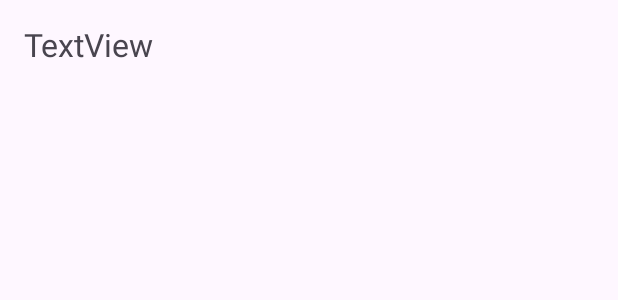
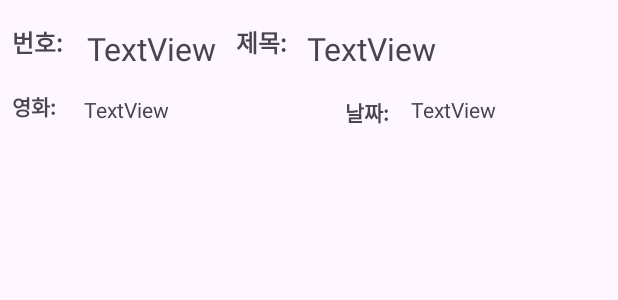
Before and after one commit to dokyung-kang/MovieLog, an Android app: the layout list_diary.xml on its own in the app's theme, with its tools: preview values and no code run, on a phone screen of 412 x 824 dp. Shown: the top 300 px of the screen. Run offline under Robolectric (Android 15) with nearby library versions, the phone set to English and light mode, and no system bars.

Commit message:
update: 위젯 수정

```diff
--- a/app/src/main/java/ddwu/com/mobile/movieapp/DiaryActivity.kt
+++ b/app/src/main/java/ddwu/com/mobile/movieapp/DiaryActivity.kt
@@ -13,7 +13,7 @@ import ddwu.com.mobile.movieapp.data.Diary
 import ddwu.com.mobile.movieapp.data.DiaryDao
 import ddwu.com.mobile.movieapp.data.DiaryDatabase
 import ddwu.com.mobile.movieapp.databinding.ActivityDiaryBinding
-import ddwu.com.mobile.movieapp.ui.DetailAdapter
+import ddwu.com.mobile.movieapp.ui.DiaryAdapter
 import kotlinx.coroutines.CoroutineScope
 import kotlinx.coroutines.Dispatchers
 import kotlinx.coroutines.flow.Flow
@@ -23,7 +23,7 @@ class DiaryActivity : AppCompatActivity()  {
     val TAG = "DiaryActivity"
 
     lateinit var binding: ActivityDiaryBinding
-    lateinit var diaryAdapter: DetailAdapter
+    lateinit var diaryAdapter: DiaryAdapter
 
     lateinit var db : DiaryDatabase
     lateinit var diaryDao : DiaryDao
@@ -49,10 +49,9 @@ class DiaryActivity : AppCompatActivity()  {
 
         showAllDiarys()
 
-        diaryAdapter = DetailAdapter(diarys)
+        diaryAdapter = DiaryAdapter(diarys)
 
-        /*foodAdapter 에 LongClickListener 구현 및 설정*/
-        val onLongClickListener = object: DetailAdapter.OnItemLongClickListener {
+        val onLongClickListener = object: DiaryAdapter.OnItemLongClickListener {
             override fun onItemLongClickListener(view: View, pos: Int) {
                 Log.d(TAG, "Long Click!! $pos")
             }
--- a/app/src/main/java/ddwu/com/mobile/movieapp/SearchActivity.kt
+++ b/app/src/main/java/ddwu/com/mobile/movieapp/SearchActivity.kt
@@ -71,12 +71,5 @@ class SearchActivity : AppCompatActivity()  {
 
         }
 
-
-        val url = resources.getString(R.string.image_url)
-        Glide.with(this)
-            .load(url)
-            .into(mainBinding.imageView)
-
-
     }
 }
--- a/app/src/main/java/ddwu/com/mobile/movieapp/ui/DiaryAdapter.kt
+++ b/app/src/main/java/ddwu/com/mobile/movieapp/ui/DiaryAdapter.kt
@@ -1,5 +1,6 @@
 package ddwu.com.mobile.movieapp.ui
 
+import android.util.Log
 import android.view.LayoutInflater
 import android.view.View
 import android.view.ViewGroup
@@ -20,7 +21,11 @@ class DiaryAdapter(val diarys: List<Diary>) : RecyclerView.Adapter<DiaryAdapter.
     }
 
     override fun onBindViewHolder(holder: DiaryViewHolder, position: Int) {
-        holder.itemBinding.tvDiary1st.text = diarys[position].toString()
+        holder.itemBinding.tvDiaryNum.text = diarys[position]._id.toString()
+        holder.itemBinding.tvDiaryTitle.text = diarys[position].title.toString()
+        holder.itemBinding.tvDiaryMovieNm.text = diarys[position].movieNm.toString()
+        holder.itemBinding.tvDiaryDate.text = diarys[position].createDate.toString()
+        Log.d(TAG, diarys[position]._id.toString())
         holder.itemBinding.root.setOnLongClickListener{
             itemLongClickListener?.onItemLongClickListener(it, position)
             true
--- a/app/src/main/res/layout/activity_diary.xml
+++ b/app/src/main/res/layout/activity_diary.xml
@@ -19,7 +19,11 @@
         android:id="@+id/rvDiarys"
         android:layout_width="411dp"
         android:layout_height="483dp"
+        android:layout_marginStart="24dp"
         android:layout_marginTop="140dp"
+        android:layout_marginEnd="8dp"
+        android:layout_marginBottom="8dp"
+        app:layout_constraintBottom_toBottomOf="parent"
         app:layout_constraintEnd_toEndOf="parent"
         app:layout_constraintStart_toStartOf="parent"
         app:layout_constraintTop_toBottomOf="@+id/crateBtn" />
--- a/app/src/main/res/layout/activity_movie.xml
+++ b/app/src/main/res/layout/activity_movie.xml
@@ -47,22 +47,9 @@
         android:layout_marginStart="16dp"
         android:layout_marginTop="16dp"
         android:layout_marginEnd="16dp"
-        android:layout_marginBottom="16dp"
-        app:layout_constraintBottom_toTopOf="@+id/imageView"
+        app:layout_constraintBottom_toBottomOf="parent"
         app:layout_constraintEnd_toEndOf="parent"
         app:layout_constraintStart_toStartOf="parent"
         app:layout_constraintTop_toBottomOf="@+id/etDate" />
 
-    <ImageView
-        android:id="@+id/imageView"
-        android:layout_width="0dp"
-        android:layout_height="300dp"
-        android:layout_marginStart="16dp"
-        android:layout_marginEnd="16dp"
-        android:layout_marginBottom="8dp"
-        app:layout_constraintBottom_toBottomOf="parent"
-        app:layout_constraintEnd_toEndOf="parent"
-        app:layout_constraintStart_toStartOf="parent"
-        app:srcCompat="@android:mipmap/sym_def_app_icon" />
-
 </androidx.constraintlayout.widget.ConstraintLayout>
--- a/app/src/main/res/layout/list_diary.xml
+++ b/app/src/main/res/layout/list_diary.xml
@@ -3,21 +3,115 @@
     xmlns:app="http://schemas.android.com/apk/res-auto"
     xmlns:tools="http://schemas.android.com/tools"
     android:layout_width="match_parent"
-    android:layout_height="60dp">
+    android:layout_height="wrap_content">
 
     <TextView
-        android:id="@+id/tvDiary1st"
-        android:layout_width="0dp"
-        android:layout_height="0dp"
-        android:layout_marginStart="16dp"
+        android:id="@+id/tvDiaryNum"
+        android:layout_width="91dp"
+        android:layout_height="37dp"
+        android:layout_marginStart="8dp"
         android:layout_marginTop="8dp"
-        android:layout_marginEnd="16dp"
+        android:layout_marginBottom="8dp"
+        android:gravity="center_vertical"
+        android:text="TextView"
+        android:textSize="21sp"
+        app:layout_constraintBottom_toBottomOf="parent"
+        app:layout_constraintStart_toEndOf="@+id/textView9"
+        app:layout_constraintTop_toTopOf="parent"
+        app:layout_constraintVertical_bias="0.146" />
+
+    <TextView
+        android:id="@+id/tvDiaryMovieNm"
+        android:layout_width="166dp"
+        android:layout_height="27dp"
+        android:layout_marginStart="56dp"
+        android:layout_marginTop="8dp"
+        android:layout_marginBottom="8dp"
+        android:gravity="center_vertical"
+        android:text="TextView"
+        android:textSize="14sp"
+        app:layout_constraintBottom_toBottomOf="parent"
+        app:layout_constraintStart_toStartOf="parent"
+        app:layout_constraintTop_toBottomOf="@+id/tvDiaryNum"
+        app:layout_constraintVertical_bias="0.0" />
+
+    <TextView
+        android:id="@+id/tvDiaryDate"
+        android:layout_width="88dp"
+        android:layout_height="27dp"
+        android:layout_marginStart="8dp"
+        android:layout_marginBottom="8dp"
+        android:gravity="center_vertical"
+        android:text="TextView"
+        android:textSize="14sp"
+        app:layout_constraintBottom_toBottomOf="parent"
+        app:layout_constraintEnd_toEndOf="parent"
+        app:layout_constraintHorizontal_bias="0.0"
+        app:layout_constraintStart_toEndOf="@+id/textView12"
+        app:layout_constraintTop_toBottomOf="@+id/tvDiaryTitle"
+        app:layout_constraintVertical_bias="1.0" />
+
+    <TextView
+        android:id="@+id/tvDiaryTitle"
+        android:layout_width="198dp"
+        android:layout_height="37dp"
+        android:layout_marginTop="8dp"
         android:layout_marginBottom="8dp"
         android:gravity="center_vertical"
         android:text="TextView"
         android:textSize="21sp"
         app:layout_constraintBottom_toBottomOf="parent"
         app:layout_constraintEnd_toEndOf="parent"
+        app:layout_constraintHorizontal_bias="0.349"
+        app:layout_constraintStart_toEndOf="@+id/textView10"
+        app:layout_constraintTop_toTopOf="parent"
+        app:layout_constraintVertical_bias="0.153" />
+
+    <TextView
+        android:id="@+id/textView9"
+        android:layout_width="wrap_content"
+        android:layout_height="wrap_content"
+        android:layout_marginStart="8dp"
+        android:layout_marginTop="16dp"
+        android:text="번호:  "
+        android:textSize="16sp"
+        android:textStyle="bold"
         app:layout_constraintStart_toStartOf="parent"
         app:layout_constraintTop_toTopOf="parent" />
+
+    <TextView
+        android:id="@+id/textView11"
+        android:layout_width="wrap_content"
+        android:layout_height="wrap_content"
+        android:layout_marginStart="8dp"
+        android:layout_marginTop="20dp"
+        android:text="영화:  "
+        android:textSize="14sp"
+        android:textStyle="bold"
+        app:layout_constraintStart_toStartOf="parent"
+        app:layout_constraintTop_toBottomOf="@+id/textView9" />
+
+    <TextView
+        android:id="@+id/textView12"
+        android:layout_width="wrap_content"
+        android:layout_height="wrap_content"
+        android:layout_marginStart="8dp"
+        android:layout_marginTop="24dp"
+        android:text="날짜:  "
+        android:textSize="14sp"
+        android:textStyle="bold"
+        app:layout_constraintStart_toEndOf="@+id/tvDiaryMovieNm"
+        app:layout_constraintTop_toBottomOf="@+id/textView9" />
+
+    <TextView
+        android:id="@+id/textView10"
+        android:layout_width="wrap_content"
+        android:layout_height="wrap_content"
+        android:layout_marginStart="8dp"
+        android:layout_marginTop="16dp"
+        android:text="제목:  "
+        android:textSize="16sp"
+        android:textStyle="bold"
+        app:layout_constraintStart_toEndOf="@+id/tvDiaryNum"
+        app:layout_constraintTop_toTopOf="parent" />
 </androidx.constraintlayout.widget.ConstraintLayout>
```
